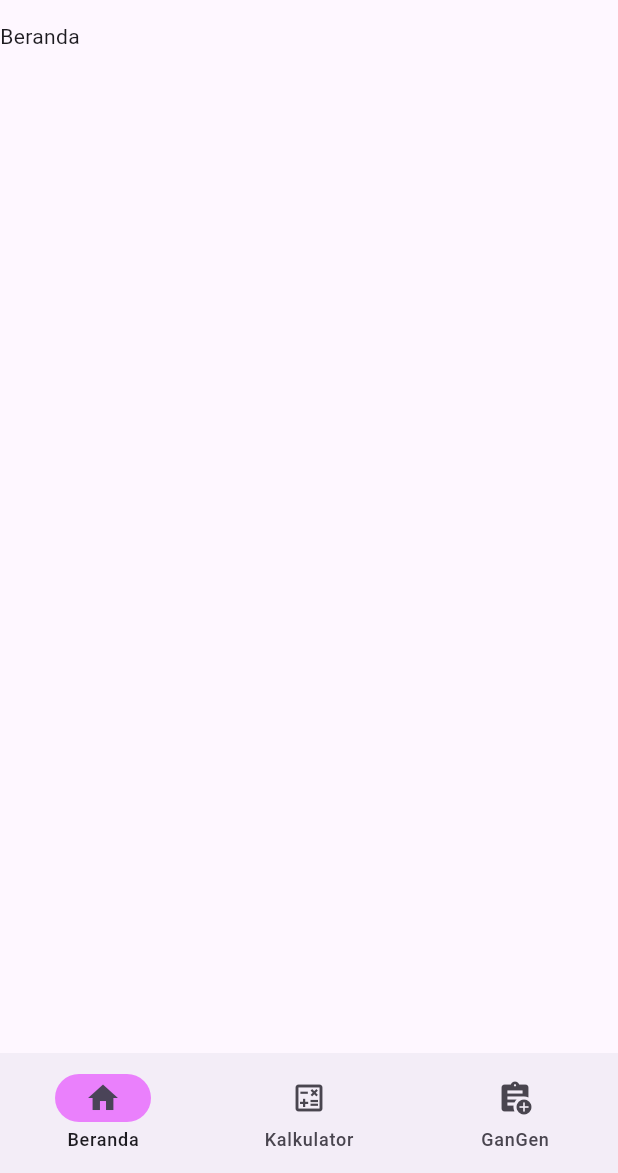
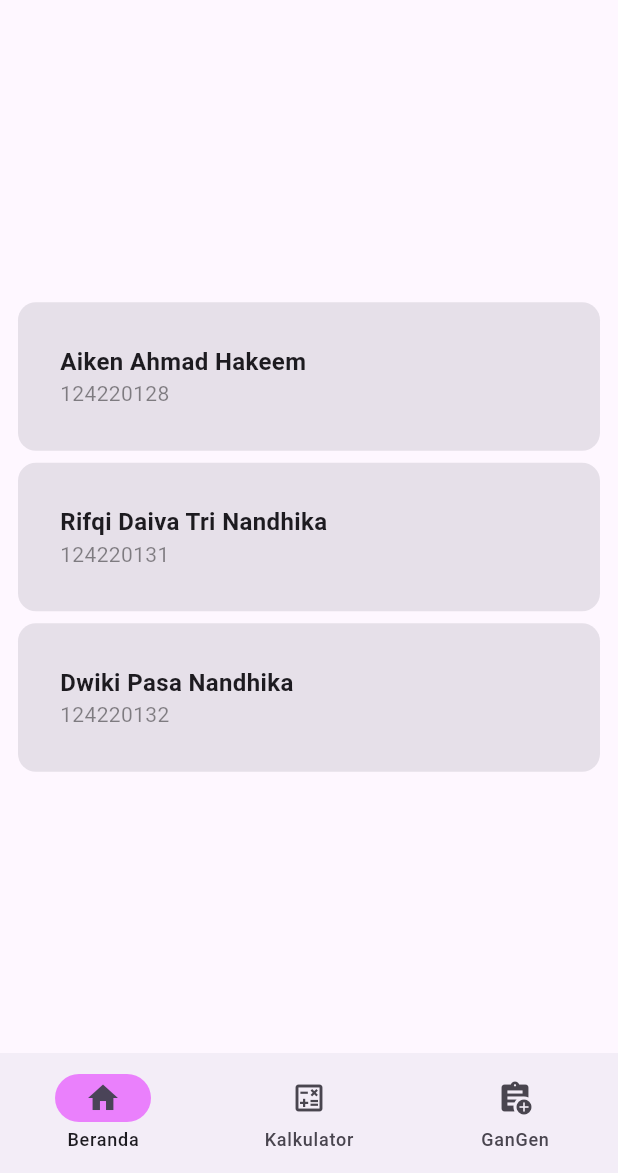
Before and after one commit to rifqidaiva/pam_tugas1, a Flutter app: the PageHome screen opened directly with empty values, on a phone screen of 412 x 824 dp, the part 63-1236 px from its top. Run offline on Flutter 3.47's test engine with Material 3 defaults, Android fonts, the light colour scheme and no system bars; our stand-ins replace flutter_svg.

Commit message:
Add member list

```diff
--- a/lib/page_home.dart
+++ b/lib/page_home.dart
@@ -42,7 +42,7 @@ class _PageHomeState extends State<PageHome> {
         title: const Text("Selamat Datang"),
       ),
       body: <Widget>[
-        const Text("Beranda"),
+        const PageHomeCredit(),
         const Text("Kalkulator"),
         const Text("Ganjil Genap"),
       ][currentPageIndex],
@@ -50,11 +50,48 @@ class _PageHomeState extends State<PageHome> {
   }
 }
 
-class PageCredit extends StatelessWidget {
-  const PageCredit({super.key});
+class PageHomeCredit extends StatelessWidget {
+  const PageHomeCredit({super.key});
 
   @override
   Widget build(BuildContext context) {
-    return Container();
+    Widget memberCard({required String name, required String id}) {
+      return Card.filled(
+        child: Container(
+          width: double.infinity,
+          padding: const EdgeInsets.all(28),
+          child: Column(
+            crossAxisAlignment: CrossAxisAlignment.start,
+            children: [
+              Text(
+                name,
+                style: const TextStyle(
+                  fontSize: 16,
+                  fontWeight: FontWeight.bold,
+                ),
+              ),
+              Text(
+                id,
+                style: const TextStyle(color: Colors.black45),
+              ),
+            ],
+          ),
+        ),
+      );
+    }
+
+    return Center(
+      child: Padding(
+        padding: const EdgeInsets.all(8.0),
+        child: Column(
+          mainAxisAlignment: MainAxisAlignment.center,
+          children: [
+            memberCard(name: "Aiken Ahmad Hakeem", id: "124220128"),
+            memberCard(name: "Rifqi Daiva Tri Nandhika", id: "124220131"),
+            memberCard(name: "Dwiki Pasa Nandhika", id: "124220132"),
+          ],
+        ),
+      ),
+    );
   }
 }
```
